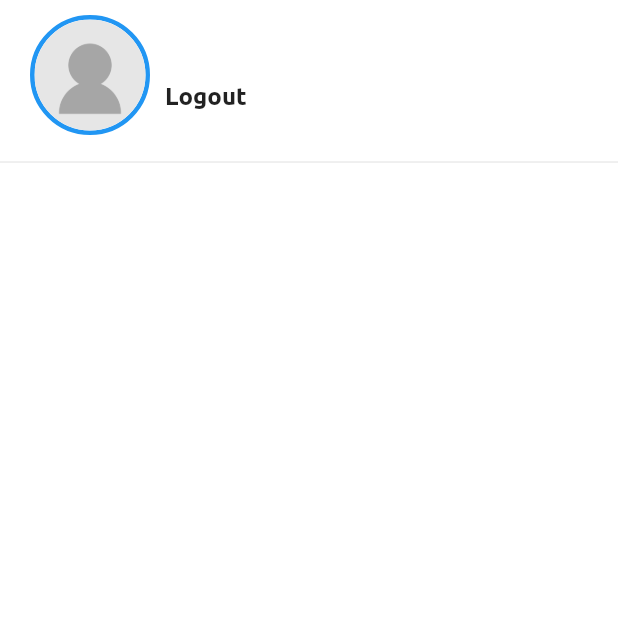
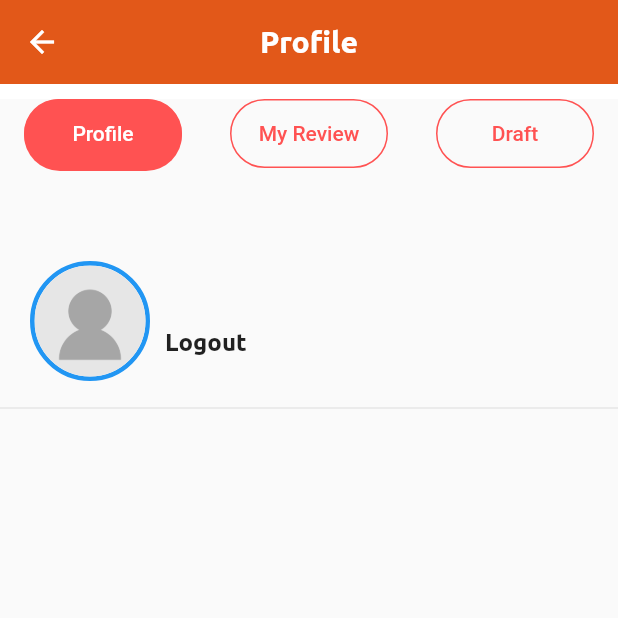
Before and after one commit to karun02525/popwoot-app-flutter, a Flutter app: the Profile screen opened directly, on a phone screen of 412 x 824 dp, the top half of it. Run offline on Flutter 3.47's test engine with Material 2 defaults, Android fonts, the phone set to English and light mode, and no system bars; our stand-ins replace audioplayers, cached_network_image, connectivity, dio, firebase_auth, flutter_rating_bar and 8 more; missing offline and left inert: dart:ffi, flutter_barcode_scanner, flutter_youtube; accounts and stored records are empty; network calls fail; key blocks and very long unbroken strings in the code were emptied for the run.

Commit message:
profile login

```diff
--- a/lib/src/main/ui/navigation/tabs/profile.dart
+++ b/lib/src/main/ui/navigation/tabs/profile.dart
@@ -4,6 +4,7 @@ import 'package:flutter/material.dart';
 import 'package:popwoot/src/main/services/login_service.dart';
 import 'package:popwoot/src/main/ui/widgets/button_widget.dart';
 import 'package:popwoot/src/main/ui/widgets/text_widget.dart';
+import 'package:popwoot/src/res/fonts.dart';
 import 'package:shared_preferences/shared_preferences.dart';
 
 class Profile extends StatefulWidget {
@@ -73,8 +74,107 @@ class _ProfileState extends State<Profile> {
   @override
   Widget build(BuildContext context) {
     return Scaffold(
+        appBar: AppBar(
+          backgroundColor: Theme.of(context).primaryColor,
+          elevation: 0,
+          titleSpacing: 2.0,
+          centerTitle: true,
+          title: TextWidget(
+              title: "Profile", fontSize: AppFonts.toolbarSize, isBold: true),
+        ),
         backgroundColor: Colors.white,
-        body: isLogin ? logedProfile() : doLogin());
+        body: isLogin ? aa() : doLogin());
+  }
+
+  Widget aa() {
+    return Container(
+      margin: EdgeInsets.only(top: 10.0),
+      child: DefaultTabController(
+        length: 3,
+        child: Scaffold(
+          appBar: PreferredSize(
+              preferredSize: Size.fromHeight(kToolbarHeight),
+                child: TabBar(
+                    unselectedLabelColor: Colors.redAccent,
+                    indicatorSize: TabBarIndicatorSize.label,
+                    indicator: BoxDecoration(
+                        borderRadius: BorderRadius.circular(50),
+                        color: Colors.redAccent),
+                    tabs: [
+                      Tab(
+                        child: Container(
+                          decoration: BoxDecoration(
+                              borderRadius: BorderRadius.circular(50),
+                              border:
+                                  Border.all(color: Colors.redAccent, width: 1)),
+                          child: Align(
+                            alignment: Alignment.center,
+                            child: Text("Profile"),
+                          ),
+                        ),
+                      ),
+                      Tab(
+                        child: Container(
+                          decoration: BoxDecoration(
+                              borderRadius: BorderRadius.circular(50),
+                              border:
+                                  Border.all(color: Colors.redAccent, width: 1)),
+                          child: Align(
+                            alignment: Alignment.center,
+                            child: Text("My Review"),
+                          ),
+                        ),
+                      ),
+                      Tab(
+                        child: Container(
+                          decoration: BoxDecoration(
+                              borderRadius: BorderRadius.circular(50),
+                              border:
+                                  Border.all(color: Colors.redAccent, width: 1)),
+                          child: Align(
+                            alignment: Alignment.center,
+                            child: Text("Draft"),
+                          ),
+                        ),
+                      ),
+                    ],
+              )),
+          body: TabBarView(
+              children: [
+              logedProfile(),
+            Icon(Icons.movie),
+            Icon(Icons.games),
+          ]),
+        ),
+      ),
+    );
+  }
+
+  Widget setToobar() {
+    return SafeArea(
+      top: true,
+      child: DefaultTabController(
+        length: 3,
+        child: Scaffold(
+          appBar: AppBar(
+            flexibleSpace: TabBar(
+              tabs: [
+                Tab(icon: Icon(Icons.access_alarm)),
+                Tab(icon: Icon(Icons.access_alarm)),
+                Tab(icon: Icon(Icons.access_alarm)),
+              ],
+            ),
+          ),
+          body: TabBarView(
+            children: [
+              logedProfile(),
+              Icon(Icons.access_alarm),
+              Icon(Icons.access_alarm),
+            ],
+          ),
+        ),
+      ),
+    );
   }
 
   Widget doLogin() {
@@ -91,14 +191,17 @@ class _ProfileState extends State<Profile> {
   }
 
   Widget logedProfile() {
-    return Column(
+    return Container(
+      margin: EdgeInsets.only(top: 50.0),
+      child: Column(
         children: [
           headerContainer(),
           SizedBox(
             height: 10.0,
           ),
-        Divider()
+          Divider(),
         ],
+      ),
     );
   }
 
@@ -126,12 +229,12 @@ class _ProfileState extends State<Profile> {
             height: 15.0,
           ),
           TextWidget(
-            title: name==null ?"":name,
+            title: name == null ? "" : name,
             isBold: true,
             fontSize: 18.0,
           ),
           TextWidget(
-            title: email==null ?"":email,
+            title: email == null ? "" : email,
             isBold: true,
             fontSize: 12.0,
           ),
@@ -184,6 +287,15 @@ class _ProfileState extends State<Profile> {
     return ClipOval(
         child: Image(image: AssetImage('assets/images/user_icon.png')));
   }
+
+  List<Widget> containers = [
+    Container(
+      color: Colors.redAccent,
+    ),
+    Container(
+      color: Colors.blue,
+    ),
+  ];
 }
 
 /*
```
Also changed, not shown: lib/src/main/ui/navigation/tab_nav_controller.dart (+0 -12 lines), lib/src/main/ui/navigation/tabs/category.dart (+14 -0 lines), lib/src/main/ui/navigation/tabs/home.dart (+14 -0 lines), lib/src/main/ui/navigation/tabs/review.dart (+14 -0 lines), lib/src/main/ui/navigation/tabs/scanner.dart (+14 -0 lines). Lines whose indentation alone changed are shown as unchanged.
